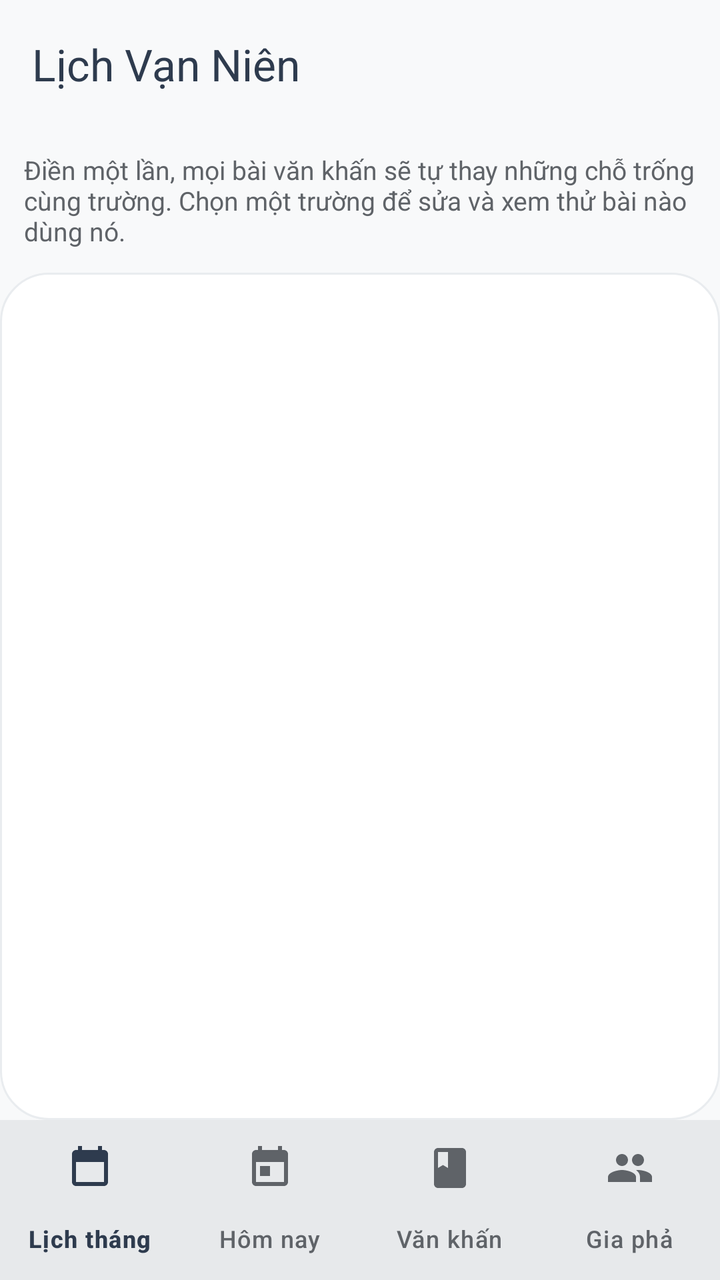
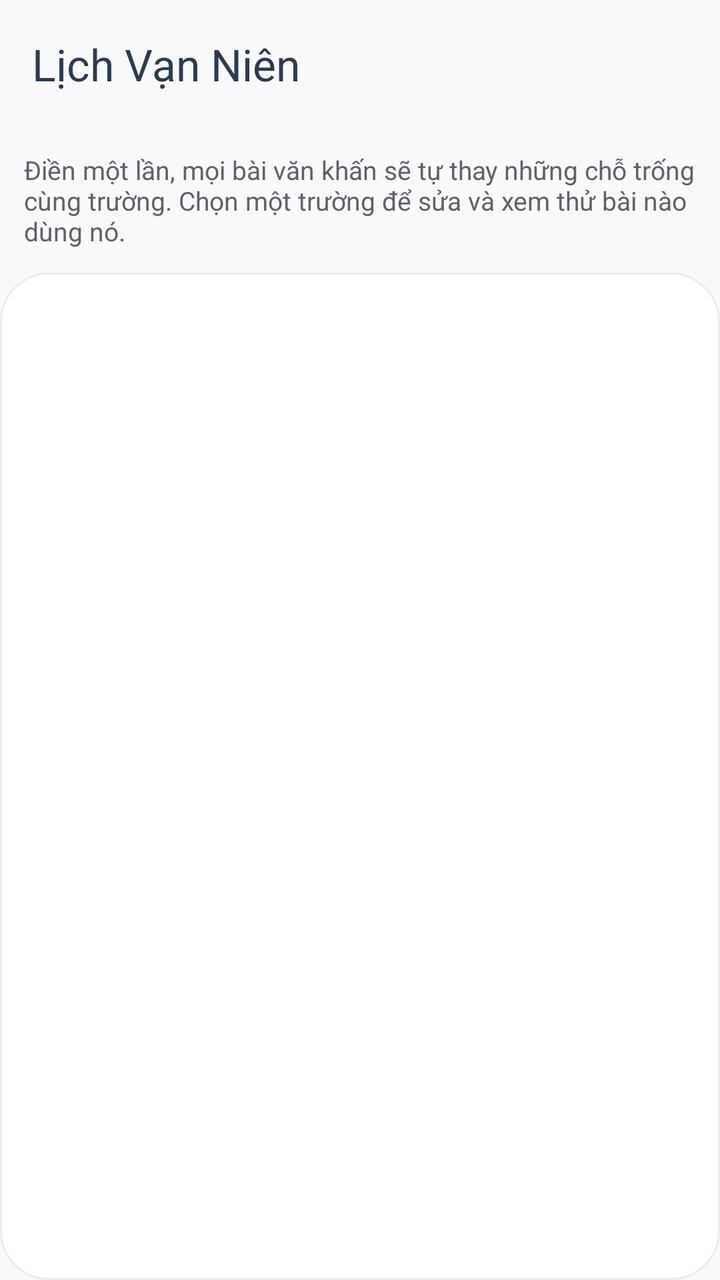

Screens rendered from an Android XML layout before and after an edit, with the pre-edit source and the edit as a unified diff.
<!-- AndroidManifest.xml: activity theme AppTheme -->
<!-- res/layout/activity_prayer_profile.xml -->
<?xml version="1.0" encoding="utf-8"?>
<LinearLayout xmlns:android="http://schemas.android.com/apk/res/android"
    xmlns:app="http://schemas.android.com/apk/res-auto"
    android:layout_width="match_parent"
    android:layout_height="match_parent"
    android:background="?attr/colorSurface"
    android:orientation="vertical"
    android:id="@+id/app_root">

    <include layout="@layout/app_header" />
    <LinearLayout
        android:id="@+id/app_body"
        android:layout_width="match_parent"
        android:layout_height="0dp"
        android:layout_weight="1"
        android:orientation="vertical">


    <TextView
        android:layout_width="match_parent"
        android:layout_height="wrap_content"
        android:padding="12dp"
        android:text="Điền một lần, mọi bài văn khấn sẽ tự thay những chỗ trống cùng trường. Chọn một trường để sửa và xem thử bài nào dùng nó."
        android:textColor="@color/textSecondary"
        android:textSize="13sp" />

    <androidx.recyclerview.widget.RecyclerView
        android:id="@+id/field_list"
        android:layout_width="match_parent"
        android:layout_height="0dp"
        android:layout_weight="1"
        android:background="@drawable/month_card_background"
        android:clipToPadding="false"
        android:paddingBottom="12dp" />

        </LinearLayout>

<include layout="@layout/app_bottom_nav" />

</LinearLayout>
<!-- res/layout/app_header.xml (included above) -->
<?xml version="1.0" encoding="utf-8"?>
<com.google.android.material.appbar.MaterialToolbar xmlns:android="http://schemas.android.com/apk/res/android"
    xmlns:app="http://schemas.android.com/apk/res-auto"
    android:id="@+id/toolbar"
    android:layout_width="match_parent"
    android:layout_height="?attr/actionBarSize"
    android:background="?attr/colorSurface"
    android:elevation="0dp"
    app:navigationIconTint="?attr/colorOnSurface"
    app:title="@string/app_name"
    app:titleTextColor="?attr/colorOnSurface" />
<!-- res/layout/app_bottom_nav.xml (included above) -->
<?xml version="1.0" encoding="utf-8"?>
<com.google.android.material.bottomnavigation.BottomNavigationView xmlns:android="http://schemas.android.com/apk/res/android"
    xmlns:app="http://schemas.android.com/apk/res-auto"
    android:id="@+id/bottom_navigation"
    android:layout_width="match_parent"
    android:layout_height="wrap_content"
    android:background="?attr/colorSurface"
    android:elevation="3dp"
    app:itemIconTint="@color/bottom_nav_item_color"
    app:itemTextColor="@color/bottom_nav_item_color"
    app:labelVisibilityMode="labeled"
    app:menu="@menu/main_bottom_nav" />
<!-- resources referenced by this layout -->
<resources>
  <color name="textSecondary">#5F6368</color>
  <!-- drawable month_card_background (drawable) -->
  <?xml version="1.0" encoding="utf-8"?>
  <shape xmlns:android="http://schemas.android.com/apk/res/android">
      <solid android:color="?attr/colorSurfaceVariant" />
      <corners android:radius="24dp" />
      <stroke
          android:width="1dp"
          android:color="?attr/colorOutline" />
  </shape>
  <string name="app_name">Lịch Vạn Niên</string>
  <style name="AppTheme" parent="Theme.Material3.Light.NoActionBar">
          <item name="colorPrimary">@color/primaryColor</item>
          <item name="colorOnPrimary">@color/textLight</item>
          <item name="colorPrimaryContainer">@color/monthTonal</item>
          <item name="colorOnPrimaryContainer">@color/primaryDarkColor</item>
          <item name="colorSecondary">@color/secondaryColor</item>
          <item name="colorOnSecondary">@color/textLight</item>
          <item name="colorSecondaryContainer">@color/monthTonal</item>
          <item name="colorOnSecondaryContainer">@color/primaryDarkColor</item> 
          <item name="colorSurface">@color/backgroundPrimary</item>
          <item name="colorOnSurface">@color/textPrimary</item>
          <item name="colorSurfaceVariant">@color/backgroundSecondary</item>
          <item name="colorOnSurfaceVariant">@color/textSecondary</item>
          <item name="colorOutline">@color/cardBorder</item>
          <item name="android:windowBackground">@color/backgroundPrimary</item>
          <item name="android:statusBarColor">@android:color/transparent</item>
          <item name="android:navigationBarColor">@android:color/transparent</item>
          <item name="android:windowLightStatusBar">true</item>
          <item name="android:windowLightNavigationBar">true</item>
          <item name="android:textColorPrimary">@color/textPrimary</item>
          <item name="android:textColorSecondary">@color/textSecondary</item>
      </style>
  <color name="primaryColor">#2E3B4E</color>
  <color name="textLight">#FFFFFF</color>
  <color name="monthTonal">#FCE4EC</color>
  <color name="primaryDarkColor">#1A2332</color>
  <color name="secondaryColor">#C2185B</color>
  <color name="backgroundPrimary">#F8F9FA</color>
  <color name="textPrimary">#2E3B4E</color>
  <color name="backgroundSecondary">#FFFFFF</color>
  <color name="cardBorder">#E9ECEF</color>
</resources>

<!-- the commit's change to res/layout/activity_prayer_profile.xml (unified diff, before → after) -->
@@ -33,11 +33,7 @@
         android:clipToPadding="false"
         android:paddingBottom="12dp" />
 
-        </LinearLayout>
-
-<include layout="@layout/app_bottom_nav" />
-
-</LinearLayout>
+        </LinearLayout></LinearLayout>
 <!-- res/layout/app_header.xml (included above) -->
 <?xml version="1.0" encoding="utf-8"?>
 <com.google.android.material.appbar.MaterialToolbar xmlns:android="http://schemas.android.com/apk/res/android"
@@ -50,16 +46,3 @@
     app:navigationIconTint="?attr/colorOnSurface"
     app:title="@string/app_name"
     app:titleTextColor="?attr/colorOnSurface" />
-<!-- res/layout/app_bottom_nav.xml (included above) -->
-<?xml version="1.0" encoding="utf-8"?>
-<com.google.android.material.bottomnavigation.BottomNavigationView xmlns:android="http://schemas.android.com/apk/res/android"
-    xmlns:app="http://schemas.android.com/apk/res-auto"
-    android:id="@+id/bottom_navigation"
-    android:layout_width="match_parent"
-    android:layout_height="wrap_content"
-    android:background="?attr/colorSurface"
-    android:elevation="3dp"
-    app:itemIconTint="@color/bottom_nav_item_color"
-    app:itemTextColor="@color/bottom_nav_item_color"
-    app:labelVisibilityMode="labeled"
-    app:menu="@menu/main_bottom_nav" />
